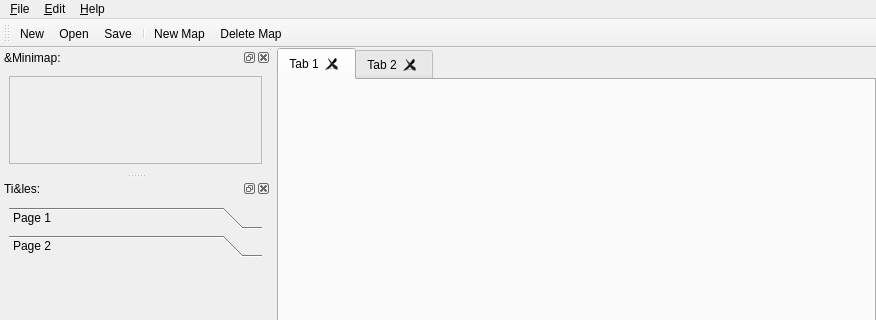
First picture: the form in bin/view/mainwindow.ui, repository dyle/rpgmapper, before the edit; both pictures show x 0 to 876 and y 0 to 320 of the 876 by 694 pixel window.
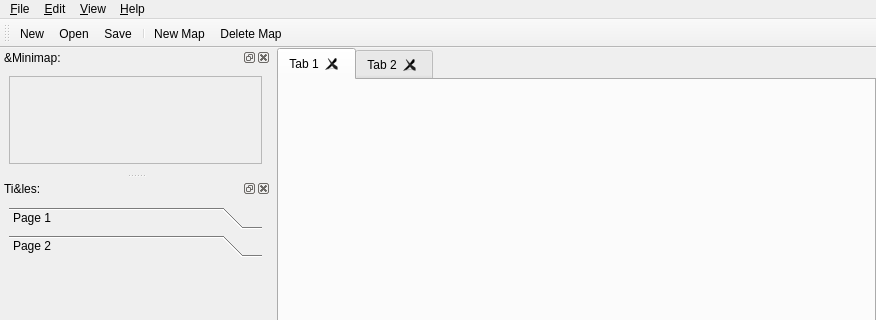
Second picture: the form after the edit. Icons and pictures are not drawn. Custom widgets are drawn as their Qt base class.

Commit message: adds View menu to toggle dock windows

```diff
--- a/bin/view/mainwindow.ui
+++ b/bin/view/mainwindow.ui
@@ -65,7 +65,7 @@
      <x>0</x>
      <y>0</y>
      <width>876</width>
-     <height>27</height>
+     <height>26</height>
     </rect>
    </property>
    <widget class="QMenu" name="mnFile">
@@ -108,8 +108,17 @@
     <addaction name="acCloseMap"/>
     <addaction name="acDeleteMap"/>
    </widget>
+   <widget class="QMenu" name="menuView">
+    <property name="title">
+     <string>&amp;View</string>
+    </property>
+    <addaction name="acViewMinimap"/>
+    <addaction name="acViewTiles"/>
+    <addaction name="acViewStructure"/>
+   </widget>
    <addaction name="mnFile"/>
    <addaction name="mnEdit"/>
+   <addaction name="menuView"/>
    <addaction name="mnHelp"/>
   </widget>
   <widget class="QStatusBar" name="stbMain"/>
```
Left out of the diff: 51 changed lines with no effect on the pictures. The commit also changes 2 other files.
